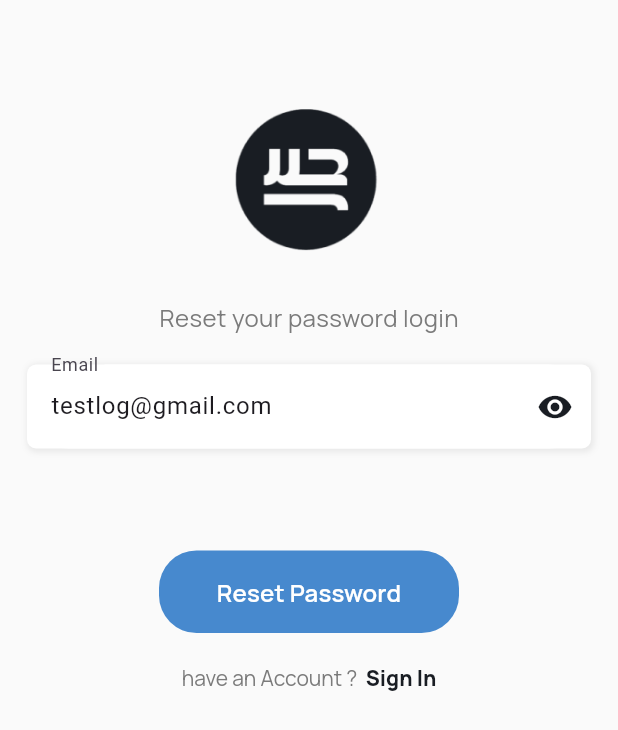
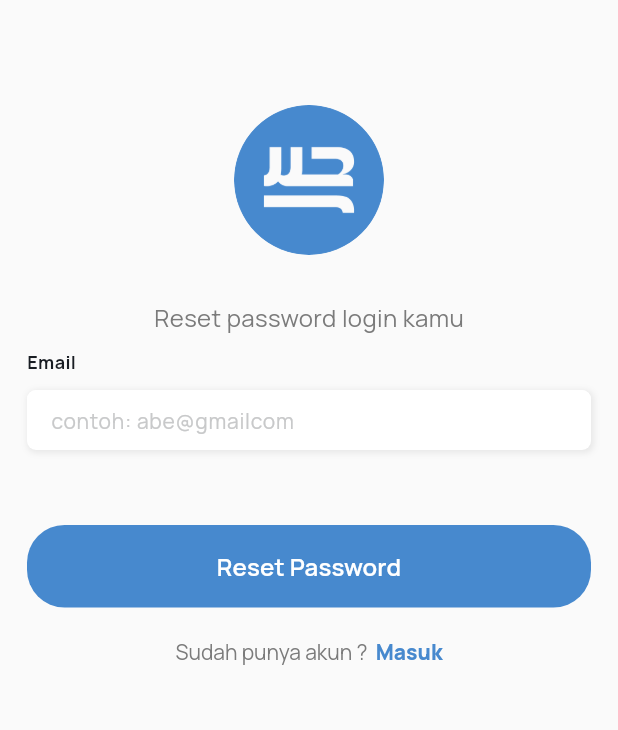
Before and after one commit to sayagaffy/musafir, a Flutter app: the ResetPassword screen opened by its route, on a phone screen of 412 x 824 dp. Shown: the top 730 px of the screen. Run offline on Flutter 3.47's test engine with Material 3 defaults, Android fonts, the light colour scheme and no system bars; our stand-ins replace cloud_firestore, firebase_auth, firebase_core, flutter_rating_bar, geocoding, geolocator and 8 more; missing offline and left inert: flutter_facebook_auth, omni_datetime_picker; accounts and stored records are empty.

Commit message:
#add loading indicator in authController

```diff
--- a/lib/ui/pages/auth/reset_password.dart
+++ b/lib/ui/pages/auth/reset_password.dart
@@ -7,9 +7,9 @@ import 'package:musafir/base/custom_loader.dart';
 import 'package:musafir/base/show_custom_snackbar.dart';
 import 'package:musafir/controllers/auth_controller.dart';
 import 'package:musafir/shared/theme.dart';
-import 'package:musafir/ui/pages/auth/sign_up_page.dart';
+import 'package:musafir/ui/pages/auth/sign_in_page.dart';
 import 'package:musafir/ui/widgets/custom_button.dart';
-import 'package:musafir/ui/widgets/text_field_custom.dart';
+import 'package:musafir/ui/widgets/text_field_text.dart';
 
 class ResetPassword extends StatefulWidget {
   const ResetPassword({super.key});
@@ -21,10 +21,10 @@ class ResetPassword extends StatefulWidget {
 class _ResetPasswordState extends State<ResetPassword> {
   @override
   // ignore: override_on_non_overriding_member
-  var emailController = TextEditingController(text: 'testlog@gmail.com');
+  var emailController = TextEditingController();
 
   // ignore: no_leading_underscores_for_local_identifiers
-  void _reset(AuthController _authController) {
+  void _reset(AuthController _authController, context) {
     String email = emailController.text.trim();
 
     if (email.isEmpty) {
@@ -33,7 +33,7 @@ class _ResetPasswordState extends State<ResetPassword> {
       showCustomSnackBar("type in a valid email address",
           title: 'Valid email address');
     } else {
-      _authController.resetPassword(email);
+      _authController.resetPassword(email, context);
     }
   }
 
@@ -56,11 +56,10 @@ class _ResetPasswordState extends State<ResetPassword> {
                               height: 100,
                               width: 100,
                               child: Image.asset(
-                                'assets/icon_musafir_icon.png',
+                                'assets/brandBlue.png',
                                 width: 100.0,
                                 height: 100.0,
                                 fit: BoxFit.contain,
-                                color: kBlackColor,
                               ),
                             ),
                           ),
@@ -70,7 +69,7 @@ class _ResetPasswordState extends State<ResetPassword> {
                         height: 30,
                       ),
                       Text(
-                        'Reset your password login',
+                        'Reset password login kamu',
                         style: greyTextStyle.copyWith(
                           fontSize: 16,
                         ),
@@ -78,28 +77,33 @@ class _ResetPasswordState extends State<ResetPassword> {
                       const SizedBox(
                         height: 10,
                       ),
-                      TextFieldCustom(
+                      TextFieldText(
                         textController: emailController,
-                        hintText: 'Email',
+                        hintText: 'contoh: abe@gmailcom',
                         icon: Icons.email,
+                        label: 'Email',
                       ),
                       const SizedBox(
                         height: 50,
                       ),
-                      SizedBox(
-                        width: 200,
-                        child: CustomButton(
+                      Padding(
+                        padding: const EdgeInsets.symmetric(horizontal: 18),
+                        child: SizedBox(
+                          width: double.infinity,
+                          child: CustomButton(
                             title: 'Reset Password',
                             onPressed: () {
-                              _reset(authController);
-                            }),
+                              _reset(authController, context);
+                            },
+                          ),
+                        ),
                       ),
                       const SizedBox(
                         height: 20,
                       ),
                       RichText(
                         text: TextSpan(
-                          text: "have an Account ? ",
+                          text: "Sudah punya akun ? ",
                           style: blackTextStyle.copyWith(
                             color: kGreyColor,
                             fontSize: 14,
@@ -108,15 +112,16 @@ class _ResetPasswordState extends State<ResetPassword> {
                             TextSpan(
                               recognizer: TapGestureRecognizer()
                                 ..onTap = () => Get.to(
-                                      () => const SignUpPage1(),
+                                      () => const SignInPage1(),
                                       duration:
                                           const Duration(milliseconds: 300),
                                     ),
-                              text: " Sign In",
-                              style: blackTextStyle.copyWith(
-                                  color: kBlackColor,
-                                  fontSize: 14,
-                                  fontWeight: extraBold),
+                              text: " Masuk",
+                              style: noColorTextStyle.copyWith(
+                                color: kBlueColor,
+                                fontSize: 14,
+                                fontWeight: extraBold,
+                              ),
                             )
                           ],
                         ),
--- a/lib/ui/pages/auth/sign_up_page.dart
+++ b/lib/ui/pages/auth/sign_up_page.dart
@@ -70,6 +70,7 @@ class SignUpPage1 extends StatelessWidget {
           nameBelakang,
           phone,
           passwordKonfirm,
+          context,
         );
       }
     }
--- a/lib/ui/widgets/text_field_custom.dart
+++ /dev/null
@@ -1,72 +0,0 @@
-import 'package:flutter/material.dart';
-import 'package:musafir/shared/theme.dart';
-
-// ignore: must_be_immutable
-class TextFieldCustom extends StatelessWidget {
-  final TextEditingController textController;
-  final String hintText;
-  final IconData icon;
-  bool isObscure;
-  bool password;
-
-  TextFieldCustom({
-    super.key,
-    required this.textController,
-    required this.hintText,
-    required this.icon,
-    this.isObscure = false,
-    this.password = false,
-  });
-
-  @override
-  Widget build(BuildContext context) {
-    return Container(
-      margin: EdgeInsets.only(
-        top: 10,
-        bottom: defaultMargin,
-        left: defaultMargin,
-        right: defaultMargin,
-      ),
-      decoration: BoxDecoration(
-        borderRadius: BorderRadius.circular(6.0),
-        color: kWhiteColor,
-        boxShadow: [
-          BoxShadow(
-            blurRadius: 3,
-            spreadRadius: 1,
-            offset: const Offset(1, 1),
-            color: Colors.grey.withOpacity(0.2),
-          ),
-        ],
-      ),
-      child: TextField(
-        obscureText: isObscure,
-        controller: textController,
-        decoration: InputDecoration(
-          suffixIcon: IconButton(
-            onPressed: () {
-              isObscure = true;
-            },
-            icon: Icon(isObscure ? Icons.visibility_off : Icons.visibility),
-            color: kBlackColor,
-          ),
-          focusedBorder: OutlineInputBorder(
-            borderRadius: BorderRadius.circular(18),
-            borderSide: const BorderSide(
-              width: 1.5,
-              color: Color.fromARGB(255, 3, 106, 154),
-            ),
-          ),
-          enabledBorder: OutlineInputBorder(
-            borderRadius: BorderRadius.circular(90.0),
-            borderSide: const BorderSide(
-              width: 1.0,
-              color: Colors.white,
-            ),
-          ),
-          labelText: hintText,
-        ),
-      ),
-    );
-  }
-}
```
Also changed, not shown: lib/controllers/auth_controller.dart (+67 -12 lines), lib/ui/models/autocomplate_prediction.dart (deleted, +0 -46 lines), lib/ui/models/place_auto_complate_response.dart (deleted, +0 -30 lines), lib/ui/pages/auth/sign_in_page.dart (+4 -4 lines), lib/ui/widgets/dry_width.dart (deleted, +0 -62 lines), lib/ui/widgets/network_ultility.dart (deleted, +0 -18 lines), lib/ui/widgets/textfield_date_time.dart (deleted, +0 -139 lines).
